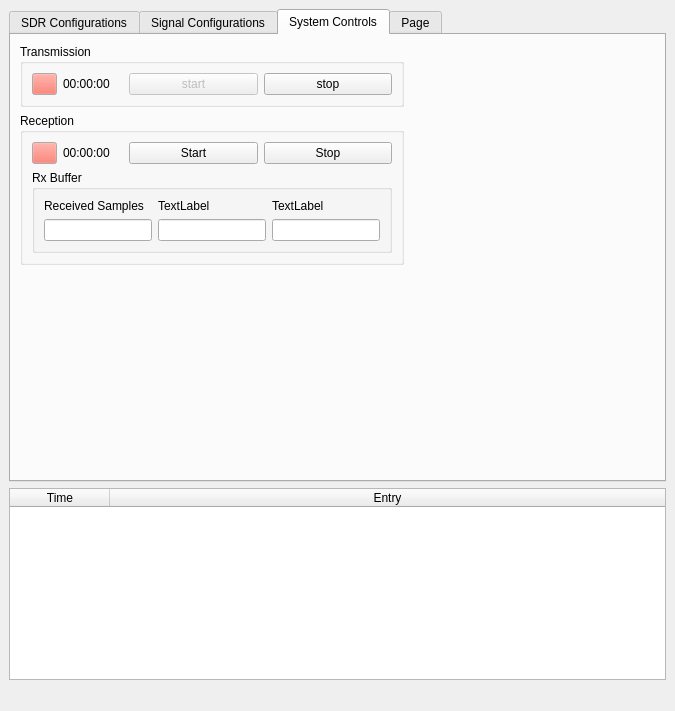
Qt form caa_project/maingui.ui (jranstrom/usrp_caa_ui) before a commit.
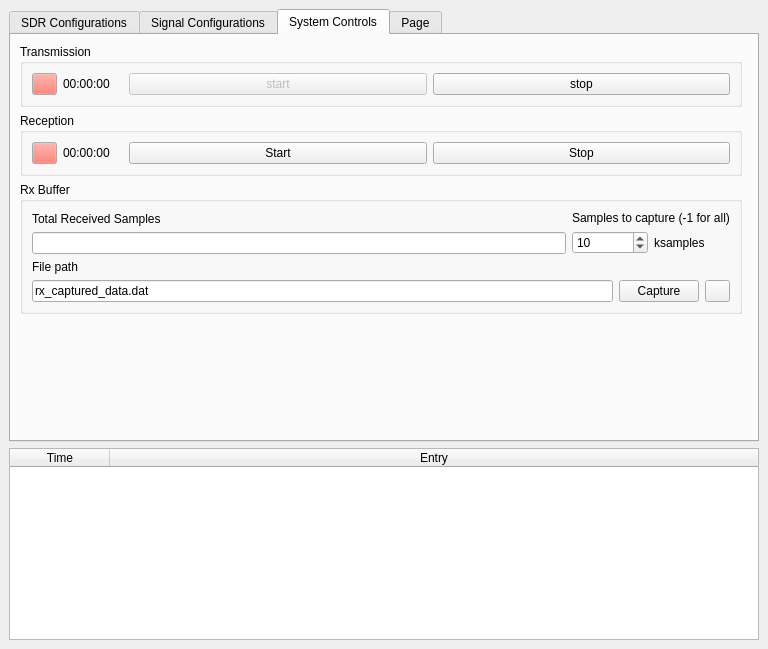
The same form after that commit. The open tabs and pages were chosen to show the change.

Commit message: Added ability to capture samples and save to file

What changed in the file:
```diff
--- a/caa_project/maingui.ui
+++ b/caa_project/maingui.ui
@@ -6,8 +6,8 @@
    <rect>
     <x>0</x>
     <y>0</y>
-    <width>675</width>
-    <height>711</height>
+    <width>768</width>
+    <height>649</height>
    </rect>
   </property>
   <property name="windowTitle">
@@ -45,7 +45,7 @@
        </size>
       </property>
       <property name="currentIndex">
-       <number>0</number>
+       <number>2</number>
       </property>
       <widget class="QWidget" name="tab">
        <property name="sizePolicy">
@@ -1278,18 +1278,23 @@
                </item>
               </layout>
              </item>
+            </layout>
+           </widget>
+          </item>
              <item>
               <widget class="QGroupBox" name="groupBox_7">
                <property name="title">
                 <string>Rx Buffer</string>
                </property>
-               <layout class="QHBoxLayout" name="horizontalLayout_23">
+            <layout class="QVBoxLayout" name="verticalLayout_24">
+             <item>
+              <layout class="QHBoxLayout" name="horizontalLayout_25">
                 <item>
                  <layout class="QVBoxLayout" name="verticalLayout_23">
                   <item>
                    <widget class="QLabel" name="label_9">
                     <property name="text">
-                     <string>Received Samples</string>
+                    <string>Total Received Samples</string>
                     </property>
                    </widget>
                   </item>
@@ -1299,35 +1304,87 @@
                  </layout>
                 </item>
                 <item>
+                <layout class="QVBoxLayout" name="verticalLayout">
+                 <item>
+                  <widget class="QLabel" name="label_15">
+                   <property name="text">
+                    <string>Samples to capture (-1 for all)</string>
+                   </property>
+                  </widget>
+                 </item>
+                 <item>
+                  <layout class="QHBoxLayout" name="horizontalLayout_24">
+                   <item>
+                    <widget class="QSpinBox" name="spinBox_capture_samples">
+                     <property name="minimum">
+                      <number>-1</number>
+                     </property>
+                     <property name="maximum">
+                      <number>10000</number>
+                     </property>
+                     <property name="value">
+                      <number>10</number>
+                     </property>
+                    </widget>
+                   </item>
+                   <item>
+                    <widget class="QLabel" name="label_10">
+                     <property name="text">
+                      <string>ksamples</string>
+                     </property>
+                    </widget>
+                   </item>
+                  </layout>
+                 </item>
+                </layout>
+               </item>
+              </layout>
+             </item>
+             <item>
+              <layout class="QHBoxLayout" name="horizontalLayout_23">
+               <item>
                  <layout class="QVBoxLayout" name="verticalLayout_25">
                   <item>
                    <widget class="QLabel" name="label_11">
                     <property name="text">
-                     <string>TextLabel</string>
+                    <string>File path</string>
                     </property>
                    </widget>
                   </item>
                   <item>
-                   <widget class="QLineEdit" name="lineEdit_3"/>
-                  </item>
-                 </layout>
-                </item>
+                  <layout class="QHBoxLayout" name="horizontalLayout_17">
+                   <item>
+                    <widget class="QLineEdit" name="lineEdit_buffer_file_capture_path">
+                     <property name="text">
+                      <string>rx_captured_data.dat</string>
+                     </property>
+                    </widget>
+                   </item>
                 <item>
-                 <layout class="QVBoxLayout" name="verticalLayout_24">
-                  <item>
-                   <widget class="QLabel" name="label_10">
+                    <widget class="QPushButton" name="button_write_buffer_to_file">
                     <property name="text">
-                     <string>TextLabel</string>
+                      <string>Capture</string>
                     </property>
                    </widget>
                   </item>
                   <item>
-                   <widget class="QLineEdit" name="lineEdit_2"/>
+                    <widget class="QPushButton" name="indicator_captured_buffer">
+                     <property name="maximumSize">
+                      <size>
+                       <width>25</width>
+                       <height>16777215</height>
+                      </size>
+                     </property>
+                     <property name="text">
+                      <string/>
+                     </property>
+                    </widget>
                   </item>
                  </layout>
                 </item>
                </layout>
-              </widget>
+               </item>
+              </layout>
              </item>
             </layout>
            </widget>
@@ -1350,19 +1407,6 @@
         <item>
          <widget class="QWidget" name="widget" native="true"/>
         </item>
-        <item>
-         <spacer name="horizontalSpacer_15">
-          <property name="orientation">
-           <enum>Qt::Horizontal</enum>
-          </property>
-          <property name="sizeHint" stdset="0">
-           <size>
-            <width>40</width>
-            <height>20</height>
-           </size>
-          </property>
-         </spacer>
-        </item>
        </layout>
       </widget>
       <widget class="QWidget" name="tab_4">
@@ -1479,7 +1523,7 @@
     <rect>
      <x>0</x>
      <y>0</y>
-     <width>675</width>
+     <width>768</width>
      <height>22</height>
     </rect>
    </property>
```
Lines whose indentation alone changed are shown as unchanged. The commit also changes 6 other files.
